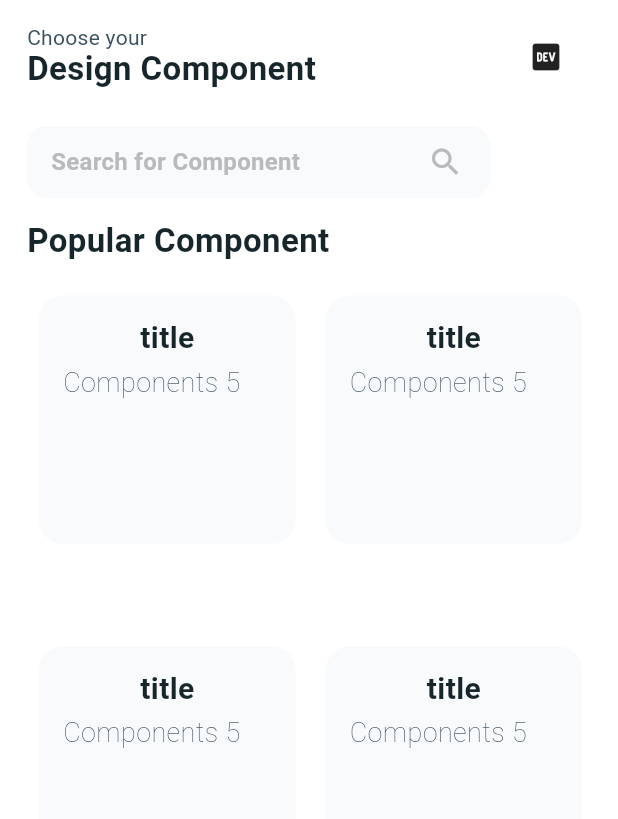
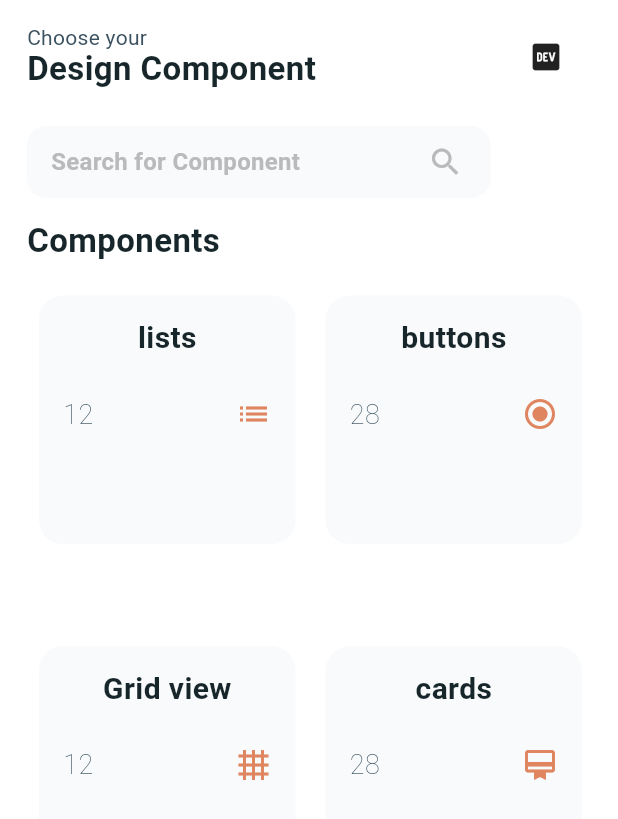
Before and after one commit to Hamadioumar/flutter-components, a Flutter app: the screen it shows after launch, on a phone screen of 412 x 824 dp. Shown: the top 819 px of the screen. Run offline on Flutter 3.47's test engine with Material 2 defaults, Android fonts, the phone set to English and light mode, and no system bars; Roboto replaces fonts that are missing (WorkSans).

Commit message:
add the navigation to the components

```diff
--- a/lib/app/components/popular_components_list.dart
+++ b/lib/app/components/popular_components_list.dart
@@ -4,9 +4,10 @@ import 'package:flutter_components/app/home/models/design_components.dart';
 import 'package:flutter_components/main.dart';
 
 class PopularComponentListView extends StatefulWidget {
-  const PopularComponentListView({Key? key, this.callBack}) : super(key: key);
+  const PopularComponentListView({super.key});
 
-  final Function()? callBack;
+
+
   @override
   _PopularComponentListViewState createState() =>
       _PopularComponentListViewState();
@@ -15,6 +16,8 @@ class PopularComponentListView extends StatefulWidget {
 class _PopularComponentListViewState extends State<PopularComponentListView>
     with TickerProviderStateMixin {
   AnimationController? animationController;
+
+
   @override
   void initState() {
     animationController = AnimationController(
@@ -50,6 +53,7 @@ class _PopularComponentListViewState extends State<PopularComponentListView>
               children: List<Widget>.generate(
                 Category.popularComponentList.length,
                 (int index) {
+
                   final int count = Category.popularComponentList.length;
                   final Animation<double> animation =
                       Tween<double>(begin: 0.0, end: 1.0).animate(
@@ -60,11 +64,21 @@ class _PopularComponentListViewState extends State<PopularComponentListView>
                     ),
                   );
                   animationController?.forward();
+
+
                   return CategoryView(
-                    callback: widget.callBack,
+                    callback: (){
+                      if (index == 0) {
+                           Navigator.pushNamed(context, '/listScreens');
+                            } else if(index ==1) {
+                           Navigator.pushNamed(context, '/lardScreen');
+                          }
+
+    },
                     category: Category.popularComponentList[index],
                     animation: animation,
                     animationController: animationController,
+
                   );
                 },
               ),
@@ -124,15 +138,15 @@ class CategoryView extends StatelessWidget {
                                 children: <Widget>[
                                   Expanded(
                                     child: Container(
-                                      child: const Column(
+                                      child:  Column(
                                         children: <Widget>[
                                           Padding(
-                                            padding: EdgeInsets.only(
+                                            padding: const EdgeInsets.only(
                                                 top: 16, left: 16, right: 16),
                                             child: Text(
-                                              'title',
+                                              category!.title,
                                               textAlign: TextAlign.left,
-                                              style: TextStyle(
+                                              style: const TextStyle(
                                                 fontWeight: FontWeight.w600,
                                                 fontSize: 20,
                                                 letterSpacing: 0.27,
@@ -142,8 +156,8 @@ class CategoryView extends StatelessWidget {
                                             ),
                                           ),
                                           Padding(
-                                            padding: EdgeInsets.only(
-                                                top: 8,
+                                            padding: const EdgeInsets.only(
+                                                top: 28,
                                                 left: 16,
                                                 right: 16,
                                                 bottom: 8),
@@ -155,9 +169,9 @@ class CategoryView extends StatelessWidget {
                                                   CrossAxisAlignment.center,
                                               children: <Widget>[
                                                 Text(
-                                                  'Components 5',
+                                                  category!.lessonCount.toString(),
                                                   textAlign: TextAlign.left,
-                                                  style: TextStyle(
+                                                  style: const TextStyle(
                                                     fontWeight: FontWeight.w200,
                                                     fontSize: 18,
                                                     letterSpacing: 0.27,
@@ -166,6 +180,8 @@ class CategoryView extends StatelessWidget {
                                                             .grey,
                                                   ),
                                                 ),
+                                                Icon(category!.icon,color:
+                                                            DesignComponentAppTheme.nearlyBlue)
                                                 // Container(
                                                 //   child: const Row(
                                                 //     children: <Widget>[
@@ -242,16 +258,24 @@ class CategoryView extends StatelessWidget {
   }
 }
 
+enum CategoryType {
+  lists ,
+  buttons,
+  cards
+}
+
 class Category {
   Category({
     this.title = '',
     this.icon,
     this.lessonCount = 0,
     this.rating = 0.0,
+    this.categoryType
   });
 
-  String title;
+   String title;
   int lessonCount;
+ CategoryType? categoryType;
 
   double rating;
   IconData? icon;
@@ -259,54 +283,62 @@ class Category {
   static List<Category> categoryList = <Category>[
     Category(
       icon: Icons.list,
-      title: 'User interface Design',
+      title: 'LISTS',
       lessonCount: 24,
       rating: 4.3,
+      categoryType: CategoryType.lists
     ),
     Category(
       icon: Icons.smart_button,
       title: 'User interface Design',
       lessonCount: 22,
       rating: 4.6,
+      categoryType: CategoryType.buttons
     ),
     Category(
       icon: Icons.input,
       title: 'User interface Design',
       lessonCount: 24,
       rating: 4.3,
+      categoryType: CategoryType.cards
     ),
     Category(
       icon: Icons.navigation,
       title: 'User interface Design',
       lessonCount: 22,
       rating: 4.6,
+      categoryType: CategoryType.lists
     ),
   ];
 
   static List<Category> popularComponentList = <Category>[
     Category(
-      icon: Icons.navigation,
-      title: 'App Design Component',
+      icon: Icons.list,
+      title: 'lists',
       lessonCount: 12,
       rating: 4.8,
+      categoryType: CategoryType.lists
     ),
     Category(
-      icon: Icons.input,
-      title: 'Web Design Component',
+      icon: Icons.radio_button_checked,
+      title: 'buttons',
       lessonCount: 28,
       rating: 4.9,
+      categoryType: CategoryType.buttons
     ),
     Category(
-      icon: Icons.dashboard_customize,
-      title: 'App Design Component',
+      icon: Icons.grid_4x4,
+      title: 'Grid view',
       lessonCount: 12,
       rating: 4.8,
+      categoryType: CategoryType.cards
     ),
     Category(
-      icon: Icons.data_array,
-      title: 'Web Design Component',
+      icon: Icons.card_membership,
+      title: 'cards',
       lessonCount: 28,
       rating: 4.9,
+      categoryType: CategoryType.lists
     ),
   ];
 }
--- a/lib/app/home/home_view.dart
+++ b/lib/app/home/home_view.dart
@@ -49,14 +49,14 @@ class _DesignComponentHomeScreenState extends State<DesignComponentHomeScreen> {
   }
 
   Widget getPopularComponentUI() {
-    return Padding(
-      padding: const EdgeInsets.only(top: 8.0, left: 18, right: 16),
+    return const Padding(
+      padding: EdgeInsets.only(top: 8.0, left: 18, right: 16),
       child: Column(
         mainAxisAlignment: MainAxisAlignment.center,
         crossAxisAlignment: CrossAxisAlignment.start,
         children: <Widget>[
-          const Text(
-            'Popular Component',
+          Text(
+            'Components',
             textAlign: TextAlign.left,
             style: TextStyle(
               fontWeight: FontWeight.w600,
@@ -66,24 +66,12 @@ class _DesignComponentHomeScreenState extends State<DesignComponentHomeScreen> {
             ),
           ),
           Flexible(
-            child: PopularComponentListView(
-              callBack: () {
-                moveTo();
-              },
-            ),
+            child: PopularComponentListView(),
           )
         ],
       ),
     );
   }
 //navigation to the components info
-  void moveTo() {
-    Navigator.push<dynamic>(
-      context,
-      MaterialPageRoute<dynamic>(
-        builder: (BuildContext context) => ComponentInfoScreen(),
-      ),
-    );
+
   }
-
-}
--- a/lib/main.dart
+++ b/lib/main.dart
@@ -4,6 +4,8 @@ import 'package:flutter/services.dart';
 import 'package:flutter_components/app/home/home_view.dart';
 import 'package:flutter_components/app_theme.dart';
 import 'package:flutter/foundation.dart' show kIsWeb;
+import 'package:flutter_components/components/cards/main_list.dart';
+import 'package:flutter_components/components/lists/main_list.dart';
 
 void main() async {
   WidgetsFlutterBinding.ensureInitialized();
@@ -33,7 +35,14 @@ class MyApp extends StatelessWidget {
         textTheme: AppTheme.textTheme,
         platform: TargetPlatform.iOS,
       ),
-      home: DesignComponentHomeScreen(),
+      initialRoute: '/',
+      routes: {
+      '/': (context) => DesignComponentHomeScreen(),
+      '/listScreen': (context) => const ListScreen(),
+      '/lardScreen': (context) => const CardScreen(),
+      // Define routes for other card types here
+    },
+      // DesignComponentHomeScreen(),
     );
   }
 }
```
Also changed, not shown: lib/app/home/models/components_info.dart (+5 -36 lines), lib/components/cards/main_list.dart (added, +10 -0 lines), lib/components/lists/main_list.dart (added, +10 -0 lines).
